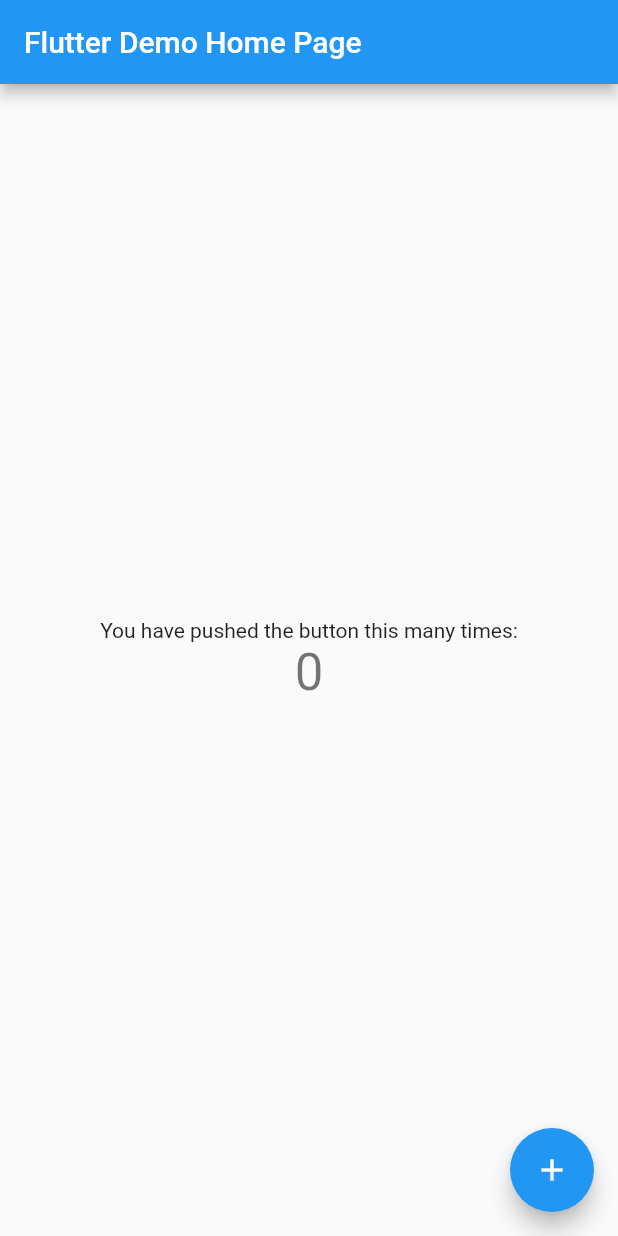
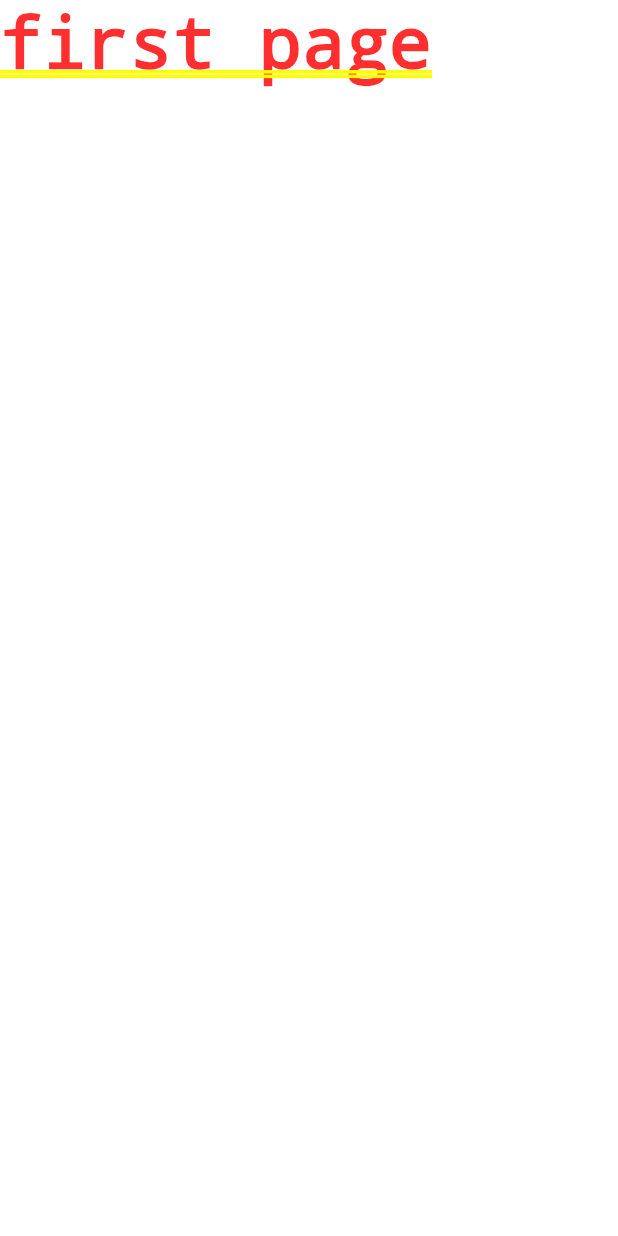
Before and after one commit to junhaesung/flutter-do-it-navigation, a Flutter app: the screen it shows after launch, on a phone screen of 412 x 824 dp. Run offline on Flutter 3.47's test engine with Material 2 defaults, Android fonts, the phone set to English and light mode, and no system bars.

Commit message:
1단계: 첫화면 작성

```diff
--- a/lib/main.dart
+++ b/lib/main.dart
@@ -1,113 +1,27 @@
 import 'package:flutter/material.dart';
 
-void main() {
-  runApp(MyApp());
-}
+void main() => runApp(MyApp());
 
 class MyApp extends StatelessWidget {
-  // This widget is the root of your application.
   @override
   Widget build(BuildContext context) {
     return MaterialApp(
-      title: 'Flutter Demo',
-      theme: ThemeData(
-        // This is the theme of your application.
-        //
-        // Try running your application with "flutter run". You'll see the
-        // application has a blue toolbar. Then, without quitting the app, try
-        // changing the primarySwatch below to Colors.green and then invoke
-        // "hot reload" (press "r" in the console where you ran "flutter run",
-        // or simply save your changes to "hot reload" in a Flutter IDE).
-        // Notice that the counter didn't reset back to zero; the application
-        // is not restarted.
-        primarySwatch: Colors.blue,
-      ),
-      home: MyHomePage(title: 'Flutter Demo Home Page'),
-    );
+        title: 'SubPage Example',
+        theme: ThemeData(
+          primarySwatch: Colors.blue,
+        ),
+        home: FirstPage());
   }
 }
 
-class MyHomePage extends StatefulWidget {
-  MyHomePage({Key? key, required this.title}) : super(key: key);
-
-  // This widget is the home page of your application. It is stateful, meaning
-  // that it has a State object (defined below) that contains fields that affect
-  // how it looks.
-
-  // This class is the configuration for the state. It holds the values (in this
-  // case the title) provided by the parent (in this case the App widget) and
-  // used by the build method of the State. Fields in a Widget subclass are
-  // always marked "final".
-
-  final String title;
-
+class FirstPage extends StatefulWidget {
   @override
-  _MyHomePageState createState() => _MyHomePageState();
+  State<StatefulWidget> createState() => _FirstPage();
 }
 
-class _MyHomePageState extends State<MyHomePage> {
-  int _counter = 0;
-
-  void _incrementCounter() {
-    setState(() {
-      // This call to setState tells the Flutter framework that something has
-      // changed in this State, which causes it to rerun the build method below
-      // so that the display can reflect the updated values. If we changed
-      // _counter without calling setState(), then the build method would not be
-      // called again, and so nothing would appear to happen.
-      _counter++;
-    });
-  }
-
+class _FirstPage extends State<FirstPage> {
   @override
   Widget build(BuildContext context) {
-    // This method is rerun every time setState is called, for instance as done
-    // by the _incrementCounter method above.
-    //
-    // The Flutter framework has been optimized to make rerunning build methods
-    // fast, so that you can just rebuild anything that needs updating rather
-    // than having to individually change instances of widgets.
-    return Scaffold(
-      appBar: AppBar(
-        // Here we take the value from the MyHomePage object that was created by
-        // the App.build method, and use it to set our appbar title.
-        title: Text(widget.title),
-      ),
-      body: Center(
-        // Center is a layout widget. It takes a single child and positions it
-        // in the middle of the parent.
-        child: Column(
-          // Column is also a layout widget. It takes a list of children and
-          // arranges them vertically. By default, it sizes itself to fit its
-          // children horizontally, and tries to be as tall as its parent.
-          //
-          // Invoke "debug painting" (press "p" in the console, choose the
-          // "Toggle Debug Paint" action from the Flutter Inspector in Android
-          // Studio, or the "Toggle Debug Paint" command in Visual Studio Code)
-          // to see the wireframe for each widget.
-          //
-          // Column has various properties to control how it sizes itself and
-          // how it positions its children. Here we use mainAxisAlignment to
-          // center the children vertically; the main axis here is the vertical
-          // axis because Columns are vertical (the cross axis would be
-          // horizontal).
-          mainAxisAlignment: MainAxisAlignment.center,
-          children: <Widget>[
-            Text(
-              'You have pushed the button this many times:',
-            ),
-            Text(
-              '$_counter',
-              style: Theme.of(context).textTheme.headline4,
-            ),
-          ],
-        ),
-      ),
-      floatingActionButton: FloatingActionButton(
-        onPressed: _incrementCounter,
-        tooltip: 'Increment',
-        child: Icon(Icons.add),
-      ), // This trailing comma makes auto-formatting nicer for build methods.
-    );
+    return Text('first page');
   }
 }
```
